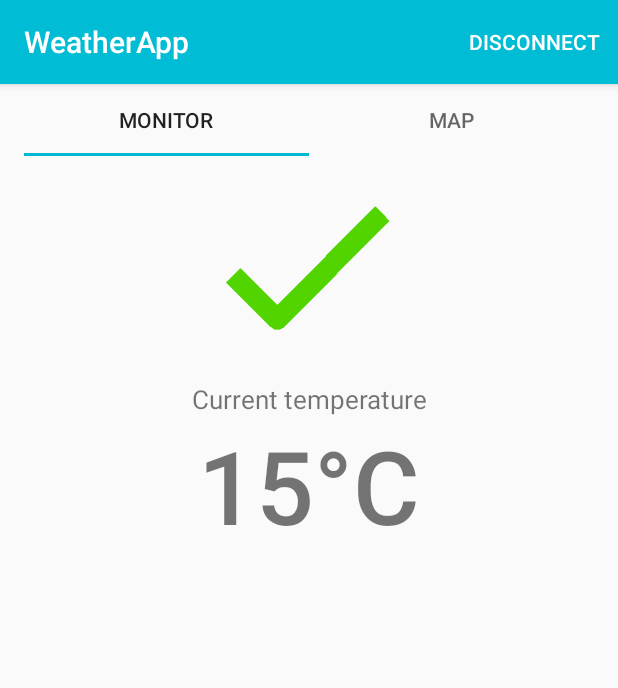
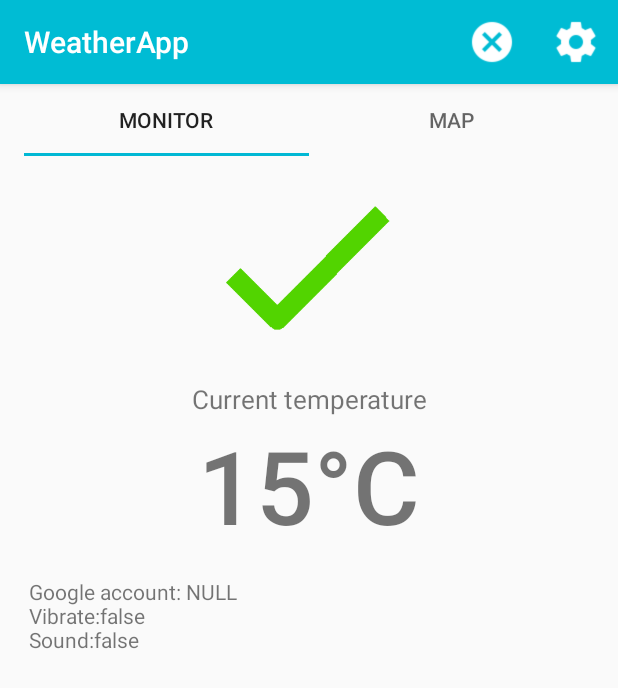
Before and after one commit to arto-heino/WeatherApp, an Android app: the DeviceSetupActivity screen opened directly, with no data from a screen before it, on a phone screen of 412 x 824 dp. Shown: the top 688 px of the screen. Run offline under Robolectric (Android 15) with nearby library versions, the phone set to English and light mode, and no system bars; 2 statements that could not run were skipped.

Commit message:
Added settings activity

```diff
--- a/app/src/main/AndroidManifest.xml
+++ b/app/src/main/AndroidManifest.xml
@@ -64,6 +64,10 @@
             android:name=".DeviceSetupActivity"
             android:label="@string/app_name"
             android:theme="@style/AppTheme.NoActionBar" />
+
+        <activity
+            android:name=".UsersSettingsActivity"
+            android:label="@string/app_name" />
         <!--
              The API key for Google Maps-based APIs is defined as a string resource.
              (See the file "res/values/google_maps_api.xml").
--- a/app/src/main/java/com/mbientlab/metawear/starter/DeviceSetupActivity.java
+++ b/app/src/main/java/com/mbientlab/metawear/starter/DeviceSetupActivity.java
@@ -57,6 +57,7 @@ import com.mbientlab.metawear.starter.MainActivityFragment.FragmentSettings;
 
 public class DeviceSetupActivity extends AppCompatActivity implements ServiceConnection, FragmentSettings {
     public final static String EXTRA_BT_DEVICE= "com.mbientlab.metawear.starter.DeviceSetupActivity.EXTRA_BT_DEVICE";
+    private static final int RESULT_SETTINGS = 1;
 
     public static class ReconnectDialogFragment extends DialogFragment implements  ServiceConnection {
         private static final String KEY_BLUETOOTH_DEVICE = "com.mbientlab.metawear.starter.DeviceSetupActivity.ReconnectDialogFragment.KEY_BLUETOOTH_DEVICE";
@@ -171,6 +172,11 @@ public class DeviceSetupActivity extends AppCompatActivity implements ServiceCon
                 mwBoard.disconnect();
                 finish();
                 return true;
+
+            case R.id.action_settings:
+                Intent i = new Intent(this, UsersSettingsActivity.class);
+                startActivityForResult(i, RESULT_SETTINGS);
+                return true;
         }
 
         return super.onOptionsItemSelected(item);
--- a/app/src/main/java/com/mbientlab/metawear/starter/MainActivityFragment.java
+++ b/app/src/main/java/com/mbientlab/metawear/starter/MainActivityFragment.java
@@ -37,7 +37,9 @@ import android.content.ComponentName;
 import android.content.Context;
 import android.content.Intent;
 import android.content.ServiceConnection;
+import android.content.SharedPreferences;
 import android.os.IBinder;
+import android.preference.PreferenceManager;
 import android.support.design.widget.Snackbar;
 import android.support.design.widget.TabLayout;
 import android.support.v4.app.Fragment;
@@ -47,6 +49,7 @@ import android.util.Log;
 import android.view.LayoutInflater;
 import android.view.View;
 import android.view.ViewGroup;
+import android.widget.TextView;
 
 import com.mbientlab.metawear.AsyncOperation;
 import com.mbientlab.metawear.Message;
@@ -69,10 +72,13 @@ public class MainActivityFragment extends Fragment implements ServiceConnection
         BluetoothDevice getBtDevice();
     }
 
-    private MetaWearBoard mwBoard= null;
+    private MetaWearBoard mwBoard = null;
     private FragmentSettings settings;
     private MultiChannelTemperature mcTempModule;
     private List<MultiChannelTemperature.Source> tempSources;
+    private static final int RESULT_SETTINGS = 1;
+    private SharedPreferences sharedPrefs;
+    private SharedPreferences.OnSharedPreferenceChangeListener listener;
 
     public MainActivityFragment() {
     }
@@ -81,12 +87,12 @@ public class MainActivityFragment extends Fragment implements ServiceConnection
     public void onCreate(Bundle savedInstanceState) {
         super.onCreate(savedInstanceState);
 
-        Activity owner= getActivity();
+        Activity owner = getActivity();
         if (!(owner instanceof FragmentSettings)) {
             throw new ClassCastException("Owning activity must implement the FragmentSettings interface");
         }
 
-        settings= (FragmentSettings) owner;
+        settings = (FragmentSettings) owner;
         owner.getApplicationContext().bindService(new Intent(owner, MetaWearBleService.class), this, Context.BIND_AUTO_CREATE);
     }
 
@@ -107,6 +113,18 @@ public class MainActivityFragment extends Fragment implements ServiceConnection
     @Override
     public void onViewCreated(View view, Bundle savedInstanceState) {
         super.onViewCreated(view, savedInstanceState);
+
+        sharedPrefs = PreferenceManager.getDefaultSharedPreferences(this.getContext());
+
+        showUserSettings();
+
+        listener = new SharedPreferences.OnSharedPreferenceChangeListener() {
+            public void onSharedPreferenceChanged(SharedPreferences prefs, String key) {
+                showUserSettings();
+            }
+        };
+
+        sharedPrefs.registerOnSharedPreferenceChangeListener(listener);
 
         /*view.findViewById(R.id.acc_start).setOnClickListener(new View.OnClickListener() {
             @Override
@@ -142,7 +160,7 @@ public class MainActivityFragment extends Fragment implements ServiceConnection
 
     @Override
     public void onServiceConnected(ComponentName name, IBinder service) {
-        mwBoard= ((MetaWearBleService.LocalBinder) service).getMetaWearBoard(settings.getBtDevice());
+        mwBoard = ((MetaWearBleService.LocalBinder) service).getMetaWearBoard(settings.getBtDevice());
         ready();
     }
 
@@ -154,7 +172,8 @@ public class MainActivityFragment extends Fragment implements ServiceConnection
     /**
      * Called when the app has reconnected to the board
      */
-    public void reconnected() { }
+    public void reconnected() {
+    }
 
     /**
      * Called when the mwBoard field is ready to be used
@@ -172,4 +191,22 @@ public class MainActivityFragment extends Fragment implements ServiceConnection
                     Snackbar.LENGTH_SHORT).show();
         }
     }
+
+    public void showUserSettings() {
+
+        StringBuilder builder = new StringBuilder();
+
+        builder.append("\n Google account: "
+                + sharedPrefs.getString("prefGoogle", "NULL"));
+
+        builder.append("\n Vibrate:"
+                + sharedPrefs.getBoolean("prefAlertVibrate", false));
+
+        builder.append("\n Sound:"
+                + sharedPrefs.getBoolean("prefAlertSound", false));
+
+        TextView settingsTextView = (TextView) getActivity().findViewById(R.id.textUserSettings);
+
+        settingsTextView.setText(builder.toString());
+    }
 }
--- a/app/src/main/res/layout/main_fragment.xml
+++ b/app/src/main/res/layout/main_fragment.xml
@@ -51,6 +51,11 @@
                 android:textAlignment="center"
                 android:id="@+id/temperatureView"
                 android:text="15°C"/>
+
+            <TextView
+                android:id="@+id/textUserSettings"
+                android:layout_width="wrap_content"
+                android:layout_height="wrap_content" />
         </LinearLayout>
     </ScrollView>
 
--- a/app/src/main/res/menu/menu_device_setup.xml
+++ b/app/src/main/res/menu/menu_device_setup.xml
@@ -35,7 +35,12 @@
     tools:context="com.mbientlab.metawear.starter.DeviceSetupActivity">
     <item
         android:id="@+id/action_disconnect"
-        android:orderInCategory="100"
         android:title="@string/action_disconnect"
+        android:icon="@drawable/ic_cancel_white_24dp"
         app:showAsAction="always" />
+
+    <item android:id="@+id/action_settings"
+        android:title="@string/action_settings"
+        android:icon="@drawable/ic_settings_white_24dp"
+        app:showAsAction="always"/>
 </menu>
```
Also changed, not shown: app/src/main/java/com/mbientlab/metawear/starter/UsersSettingsActivity.java (added, +18 -0 lines), app/src/main/res/values/strings.xml (+13 -0 lines), app/src/main/res/xml/settings.xml (added, +34 -0 lines), app/src/main/res/drawable/ic_cancel_white_24dp.png (added), app/src/main/res/drawable/ic_settings_white_24dp.png (added).
